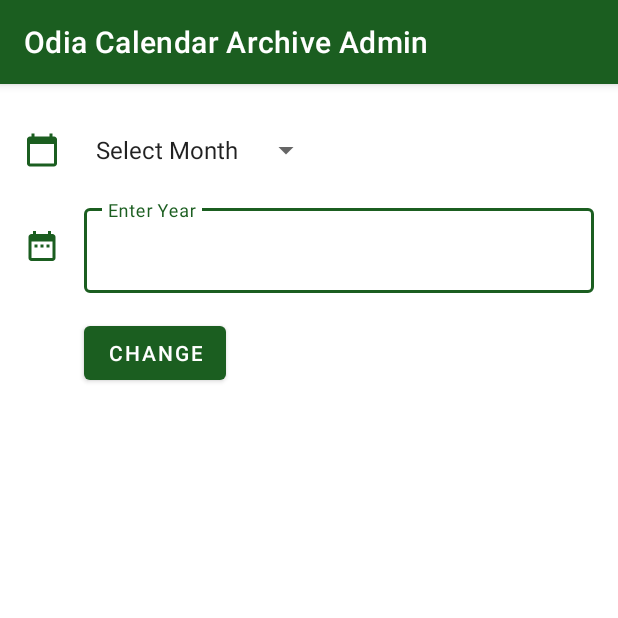
After one commit to th3g0dfather/OdiaCalendarArchiveAdmin, an Android app: the EditActivity screen opened directly, with no data from a screen before it, on a phone screen of 412 x 824 dp, the top half of it. The commit adds this screen. Run offline under Robolectric (Android 15) with nearby library versions, the phone set to English and light mode, and no system bars.

Commit message:
edit activity layout design

```diff
--- a/app/src/main/AndroidManifest.xml
+++ b/app/src/main/AndroidManifest.xml
@@ -11,7 +11,8 @@
         android:roundIcon="@mipmap/ic_launcher_round"
         android:supportsRtl="true"
         android:theme="@style/Theme.OdiaCalendarArchiveAdmin">
-        <activity android:name=".ChangePinActivity"></activity>
+        <activity android:name=".EditActivity"></activity>
+        <activity android:name=".ChangePinActivity" />
         <activity android:name=".PinActivity">
             <intent-filter>
                 <action android:name="android.intent.action.MAIN" />
@@ -20,8 +21,7 @@
             </intent-filter>
         </activity>
         <activity android:name=".ImagesActivity" />
-        <activity android:name=".MainActivity">
-        </activity>
+        <activity android:name=".MainActivity"></activity>
     </application>
 
 </manifest>
--- /dev/null
+++ b/app/src/main/java/com/debasish/odiacalendararchiveadmin/EditActivity.java
@@ -0,0 +1,14 @@
+package com.debasish.odiacalendararchiveadmin;
+
+import android.os.Bundle;
+
+import androidx.appcompat.app.AppCompatActivity;
+
+public class EditActivity extends AppCompatActivity {
+
+    @Override
+    protected void onCreate(Bundle savedInstanceState) {
+        super.onCreate(savedInstanceState);
+        setContentView(R.layout.activity_edit);
+    }
+}
--- a/app/src/main/java/com/debasish/odiacalendararchiveadmin/ImagesActivity.java
+++ b/app/src/main/java/com/debasish/odiacalendararchiveadmin/ImagesActivity.java
@@ -157,6 +157,12 @@ public class ImagesActivity extends AppCompatActivity implements ImageAdapter.On
     }
 
     @Override
+    public void onEditClick(int position) {
+        Intent intent = new Intent(this, EditActivity.class);
+        startActivity(intent);
+    }
+
+    @Override
     public void onDeleteClick(int position) {
         selectedItem = uploads.get(position);
         String selectedKey = selectedItem.getKey();     //get key of the selected item
--- a/app/src/main/java/com/debasish/odiacalendararchiveadmin/MainActivity.java
+++ b/app/src/main/java/com/debasish/odiacalendararchiveadmin/MainActivity.java
@@ -173,7 +173,7 @@ public class MainActivity extends AppCompatActivity implements AdapterView.OnIte
                             .addOnSuccessListener(new OnSuccessListener<UploadTask.TaskSnapshot>() {
                                 @Override
                                 public void onSuccess(UploadTask.TaskSnapshot taskSnapshot) {
-                                    //wait before resetting the progressbar back to 0
+                                    //wait 1 sec before resetting the progressbar back to 0
                                     Handler handler = new Handler();
                                     handler.postDelayed(new Runnable() {
                                         @Override
--- /dev/null
+++ b/app/src/main/res/drawable/ic_baseline_date_range_24.xml
@@ -0,0 +1,10 @@
+<vector xmlns:android="http://schemas.android.com/apk/res/android"
+    android:width="24dp"
+    android:height="24dp"
+    android:viewportWidth="24"
+    android:viewportHeight="24"
+    android:tint="?attr/colorPrimary">
+  <path
+      android:fillColor="@android:color/white"
+      android:pathData="M9,11L7,11v2h2v-2zM13,11h-2v2h2v-2zM17,11h-2v2h2v-2zM19,4h-1L18,2h-2v2L8,4L8,2L6,2v2L5,4c-1.11,0 -1.99,0.9 -1.99,2L3,20c0,1.1 0.89,2 2,2h14c1.1,0 2,-0.9 2,-2L21,6c0,-1.1 -0.9,-2 -2,-2zM19,20L5,20L5,9h14v11z"/>
+</vector>
--- /dev/null
+++ b/app/src/main/res/layout/activity_edit.xml
@@ -0,0 +1,66 @@
+<?xml version="1.0" encoding="utf-8"?>
+<androidx.constraintlayout.widget.ConstraintLayout xmlns:android="http://schemas.android.com/apk/res/android"
+    xmlns:app="http://schemas.android.com/apk/res-auto"
+    xmlns:tools="http://schemas.android.com/tools"
+    android:layout_width="match_parent"
+    android:layout_height="match_parent"
+    android:padding="16dp"
+    tools:context=".EditActivity">
+
+    <ImageView
+        android:id="@+id/month_asset"
+        android:layout_width="wrap_content"
+        android:layout_height="wrap_content"
+        android:layout_marginTop="16dp"
+        app:layout_constraintStart_toStartOf="parent"
+        app:layout_constraintTop_toTopOf="parent"
+        app:srcCompat="@drawable/ic_baseline_calendar_today_24" />
+
+    <Spinner
+        android:id="@+id/edit_select_month"
+        android:layout_width="wrap_content"
+        android:layout_height="wrap_content"
+        android:layout_marginStart="16dp"
+        android:entries="@array/month"
+        app:layout_constraintBottom_toBottomOf="@id/month_asset"
+        app:layout_constraintStart_toEndOf="@id/month_asset"
+        app:layout_constraintTop_toTopOf="@id/month_asset" />
+
+    <ImageView
+        android:id="@+id/year_asset"
+        android:layout_width="wrap_content"
+        android:layout_height="wrap_content"
+        android:layout_marginTop="40dp"
+        app:layout_constraintStart_toStartOf="parent"
+        app:layout_constraintTop_toBottomOf="@id/month_asset"
+        app:srcCompat="@drawable/ic_baseline_date_range_24" />
+
+    <com.google.android.material.textfield.TextInputLayout
+        android:id="@+id/edit_year_layout"
+        style="@style/Widget.MaterialComponents.TextInputLayout.OutlinedBox"
+        android:layout_width="0dp"
+        android:layout_height="wrap_content"
+        android:layout_marginStart="16dp"
+        app:layout_constraintBottom_toBottomOf="@id/year_asset"
+        app:layout_constraintEnd_toEndOf="parent"
+        app:layout_constraintStart_toEndOf="@id/year_asset"
+        app:layout_constraintTop_toTopOf="@id/year_asset">
+
+        <com.google.android.material.textfield.TextInputEditText
+            android:id="@+id/edit_enter_year"
+            android:layout_width="match_parent"
+            android:layout_height="match_parent"
+            android:hint="@string/enter_year"
+            android:inputType="number" />
+    </com.google.android.material.textfield.TextInputLayout>
+
+    <com.google.android.material.button.MaterialButton
+        android:id="@+id/edit_button"
+        android:layout_width="wrap_content"
+        android:text="@string/change"
+        android:layout_marginTop="16dp"
+        app:layout_constraintStart_toStartOf="@id/edit_year_layout"
+        app:layout_constraintTop_toBottomOf="@id/edit_year_layout"
+        android:layout_height="wrap_content"/>
+
+</androidx.constraintlayout.widget.ConstraintLayout>
--- a/app/src/main/res/values/strings.xml
+++ b/app/src/main/res/values/strings.xml
@@ -15,6 +15,7 @@
     <string name="change_pin">Change Pin</string>
     <string name="enter_new_pin">Enter New Pin</string>
     <string name="confirm_new_pin">Confirm New Pin</string>
+    <string name="change">Change</string>
 
     <string-array name="month">
         <item>Select Month</item>
```
Also changed, not shown: app/src/main/java/com/debasish/odiacalendararchiveadmin/ImageAdapter.java (+8 -1 lines), app/src/main/res/layout/activity_main.xml (+12 -12 lines).
